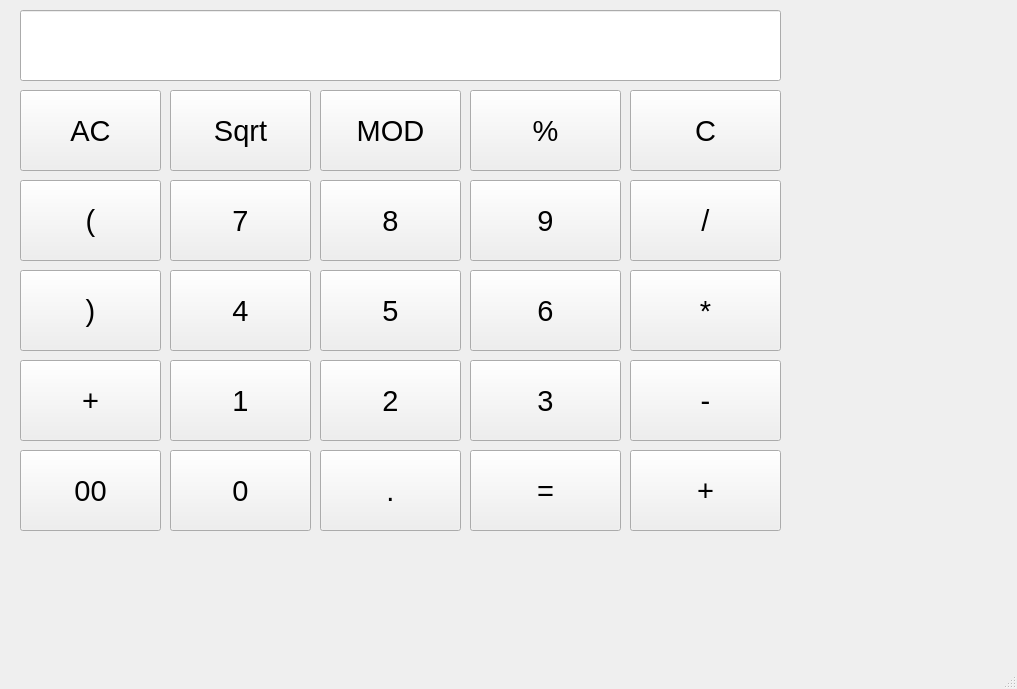
Before: the Qt Designer form src/Calc/mainwindow.ui in Aidahar/Calc_s21, drawn with Qt 5.
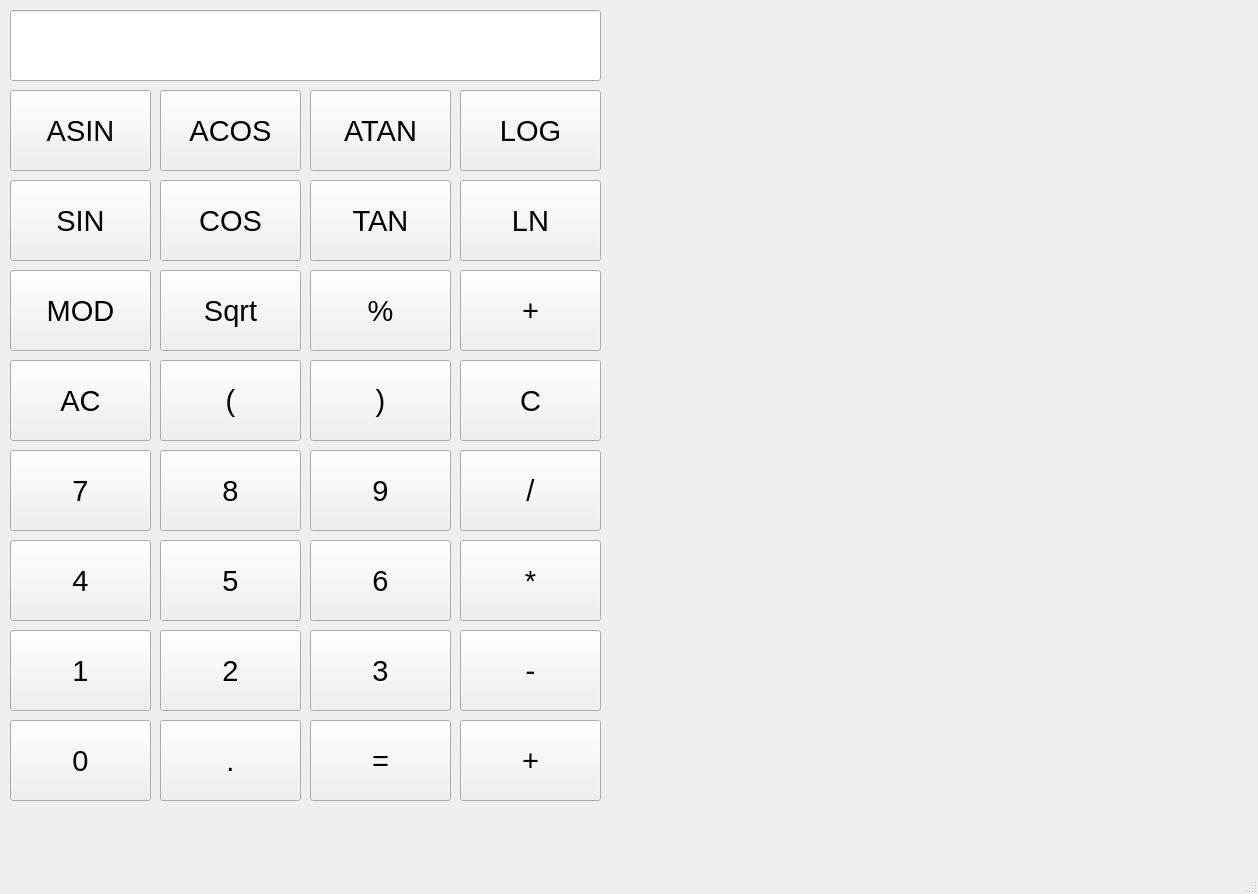
After: the same form once the commit is applied. Icons and pictures are not drawn.

Commit message: add trigonometry function

Patch:
```diff
--- a/src/Calc/mainwindow.ui
+++ b/src/Calc/mainwindow.ui
@@ -6,8 +6,8 @@
    <rect>
     <x>0</x>
     <y>0</y>
-    <width>1017</width>
-    <height>689</height>
+    <width>1258</width>
+    <height>894</height>
    </rect>
   </property>
   <property name="windowTitle">
@@ -17,9 +17,9 @@
    <widget class="QPushButton" name="equal">
     <property name="geometry">
      <rect>
-      <x>470</x>
-      <y>450</y>
-      <width>151</width>
+      <x>310</x>
+      <y>720</y>
+      <width>141</width>
       <height>81</height>
      </rect>
     </property>
@@ -53,9 +53,9 @@
    <widget class="QPushButton" name="plus">
     <property name="geometry">
      <rect>
-      <x>630</x>
-      <y>450</y>
-      <width>151</width>
+      <x>460</x>
+      <y>720</y>
+      <width>141</width>
       <height>81</height>
      </rect>
     </property>
@@ -71,9 +71,9 @@
    <widget class="QPushButton" name="Minus">
     <property name="geometry">
      <rect>
-      <x>630</x>
-      <y>360</y>
-      <width>151</width>
+      <x>460</x>
+      <y>630</y>
+      <width>141</width>
       <height>81</height>
      </rect>
     </property>
@@ -89,9 +89,9 @@
    <widget class="QPushButton" name="Mul">
     <property name="geometry">
      <rect>
-      <x>630</x>
-      <y>270</y>
-      <width>151</width>
+      <x>460</x>
+      <y>540</y>
+      <width>141</width>
       <height>81</height>
      </rect>
     </property>
@@ -111,9 +111,9 @@
    <widget class="QPushButton" name="Del">
     <property name="geometry">
      <rect>
-      <x>630</x>
-      <y>180</y>
-      <width>151</width>
+      <x>460</x>
+      <y>450</y>
+      <width>141</width>
       <height>81</height>
      </rect>
     </property>
@@ -129,9 +129,9 @@
    <widget class="QPushButton" name="C">
     <property name="geometry">
      <rect>
-      <x>630</x>
-      <y>90</y>
-      <width>151</width>
+      <x>460</x>
+      <y>360</y>
+      <width>141</width>
       <height>81</height>
      </rect>
     </property>
@@ -147,9 +147,9 @@
    <widget class="QPushButton" name="percent">
     <property name="geometry">
      <rect>
-      <x>470</x>
-      <y>90</y>
-      <width>151</width>
+      <x>310</x>
+      <y>270</y>
+      <width>141</width>
       <height>81</height>
      </rect>
     </property>
@@ -165,8 +165,8 @@
    <widget class="QPushButton" name="AC">
     <property name="geometry">
      <rect>
-      <x>20</x>
-      <y>90</y>
+      <x>10</x>
+      <y>360</y>
       <width>141</width>
       <height>81</height>
      </rect>
@@ -183,9 +183,9 @@
    <widget class="QPushButton" name="buton_9">
     <property name="geometry">
      <rect>
-      <x>470</x>
-      <y>180</y>
-      <width>151</width>
+      <x>310</x>
+      <y>450</y>
+      <width>141</width>
       <height>81</height>
      </rect>
     </property>
@@ -201,8 +201,8 @@
    <widget class="QPushButton" name="button_8">
     <property name="geometry">
      <rect>
-      <x>320</x>
-      <y>180</y>
+      <x>160</x>
+      <y>450</y>
       <width>141</width>
       <height>81</height>
      </rect>
@@ -219,8 +219,8 @@
    <widget class="QPushButton" name="button_7">
     <property name="geometry">
      <rect>
-      <x>170</x>
-      <y>180</y>
+      <x>10</x>
+      <y>450</y>
       <width>141</width>
       <height>81</height>
      </rect>
@@ -237,8 +237,8 @@
    <widget class="QPushButton" name="button_4">
     <property name="geometry">
      <rect>
-      <x>170</x>
-      <y>270</y>
+      <x>10</x>
+      <y>540</y>
       <width>141</width>
       <height>81</height>
      </rect>
@@ -255,8 +255,8 @@
    <widget class="QPushButton" name="button_5">
     <property name="geometry">
      <rect>
-      <x>320</x>
-      <y>270</y>
+      <x>160</x>
+      <y>540</y>
       <width>141</width>
       <height>81</height>
      </rect>
@@ -273,9 +273,9 @@
    <widget class="QPushButton" name="button_6">
     <property name="geometry">
      <rect>
-      <x>470</x>
-      <y>270</y>
-      <width>151</width>
+      <x>310</x>
+      <y>540</y>
+      <width>141</width>
       <height>81</height>
      </rect>
     </property>
@@ -291,8 +291,8 @@
    <widget class="QPushButton" name="button_1">
     <property name="geometry">
      <rect>
-      <x>170</x>
-      <y>360</y>
+      <x>10</x>
+      <y>630</y>
       <width>141</width>
       <height>81</height>
      </rect>
@@ -309,8 +309,8 @@
    <widget class="QPushButton" name="button_2">
     <property name="geometry">
      <rect>
-      <x>320</x>
-      <y>360</y>
+      <x>160</x>
+      <y>630</y>
       <width>141</width>
       <height>81</height>
      </rect>
@@ -327,9 +327,9 @@
    <widget class="QPushButton" name="button_3">
     <property name="geometry">
      <rect>
-      <x>470</x>
-      <y>360</y>
-      <width>151</width>
+      <x>310</x>
+      <y>630</y>
+      <width>141</width>
       <height>81</height>
      </rect>
     </property>
@@ -342,29 +342,11 @@
      <string>3</string>
     </property>
    </widget>
-   <widget class="QPushButton" name="button_00">
-    <property name="geometry">
-     <rect>
-      <x>20</x>
-      <y>450</y>
-      <width>141</width>
-      <height>81</height>
-     </rect>
-    </property>
-    <property name="font">
-     <font>
-      <pointsize>22</pointsize>
-     </font>
-    </property>
-    <property name="text">
-     <string>00</string>
-    </property>
-   </widget>
    <widget class="QPushButton" name="button_0">
     <property name="geometry">
      <rect>
-      <x>170</x>
-      <y>450</y>
+      <x>10</x>
+      <y>720</y>
       <width>141</width>
       <height>81</height>
      </rect>
@@ -381,8 +363,8 @@
    <widget class="QPushButton" name="button_tchk">
     <property name="geometry">
      <rect>
-      <x>320</x>
-      <y>450</y>
+      <x>160</x>
+      <y>720</y>
       <width>141</width>
       <height>81</height>
      </rect>
@@ -399,9 +381,9 @@
    <widget class="QLineEdit" name="parsed_string">
     <property name="geometry">
      <rect>
-      <x>20</x>
+      <x>10</x>
       <y>10</y>
-      <width>761</width>
+      <width>591</width>
       <height>71</height>
      </rect>
     </property>
@@ -417,8 +399,8 @@
    <widget class="QPushButton" name="Sqrt">
     <property name="geometry">
      <rect>
-      <x>170</x>
-      <y>90</y>
+      <x>160</x>
+      <y>270</y>
       <width>141</width>
       <height>81</height>
      </rect>
@@ -435,8 +417,8 @@
    <widget class="QPushButton" name="Mod">
     <property name="geometry">
      <rect>
-      <x>320</x>
-      <y>90</y>
+      <x>10</x>
+      <y>270</y>
       <width>141</width>
       <height>81</height>
      </rect>
@@ -453,8 +435,8 @@
    <widget class="QPushButton" name="L_BR">
     <property name="geometry">
      <rect>
-      <x>20</x>
-      <y>180</y>
+      <x>160</x>
+      <y>360</y>
       <width>141</width>
       <height>81</height>
      </rect>
@@ -471,8 +453,8 @@
    <widget class="QPushButton" name="R_BR">
     <property name="geometry">
      <rect>
-      <x>20</x>
-      <y>270</y>
+      <x>310</x>
+      <y>360</y>
       <width>141</width>
       <height>81</height>
      </rect>
@@ -489,8 +471,8 @@
    <widget class="QPushButton" name="UnarPL">
     <property name="geometry">
      <rect>
-      <x>20</x>
-      <y>360</y>
+      <x>460</x>
+      <y>270</y>
       <width>141</width>
       <height>81</height>
      </rect>
@@ -504,6 +486,150 @@
      <string>+</string>
     </property>
    </widget>
+   <widget class="QPushButton" name="sin">
+    <property name="geometry">
+     <rect>
+      <x>10</x>
+      <y>180</y>
+      <width>141</width>
+      <height>81</height>
+     </rect>
+    </property>
+    <property name="font">
+     <font>
+      <pointsize>22</pointsize>
+     </font>
+    </property>
+    <property name="text">
+     <string>SIN</string>
+    </property>
+   </widget>
+   <widget class="QPushButton" name="cos">
+    <property name="geometry">
+     <rect>
+      <x>160</x>
+      <y>180</y>
+      <width>141</width>
+      <height>81</height>
+     </rect>
+    </property>
+    <property name="font">
+     <font>
+      <pointsize>22</pointsize>
+     </font>
+    </property>
+    <property name="text">
+     <string>COS</string>
+    </property>
+   </widget>
+   <widget class="QPushButton" name="tan">
+    <property name="geometry">
+     <rect>
+      <x>310</x>
+      <y>180</y>
+      <width>141</width>
+      <height>81</height>
+     </rect>
+    </property>
+    <property name="font">
+     <font>
+      <pointsize>22</pointsize>
+     </font>
+    </property>
+    <property name="text">
+     <string>TAN</string>
+    </property>
+   </widget>
+   <widget class="QPushButton" name="ln">
+    <property name="geometry">
+     <rect>
+      <x>460</x>
+      <y>180</y>
+      <width>141</width>
+      <height>81</height>
+     </rect>
+    </property>
+    <property name="font">
+     <font>
+      <pointsize>22</pointsize>
+     </font>
+    </property>
+    <property name="text">
+     <string>LN</string>
+    </property>
+   </widget>
+   <widget class="QPushButton" name="log">
+    <property name="geometry">
+     <rect>
+      <x>460</x>
+      <y>90</y>
+      <width>141</width>
+      <height>81</height>
+     </rect>
+    </property>
+    <property name="font">
+     <font>
+      <pointsize>22</pointsize>
+     </font>
+    </property>
+    <property name="text">
+     <string>LOG</string>
+    </property>
+   </widget>
+   <widget class="QPushButton" name="asin">
+    <property name="geometry">
+     <rect>
+      <x>10</x>
+      <y>90</y>
+      <width>141</width>
+      <height>81</height>
+     </rect>
+    </property>
+    <property name="font">
+     <font>
+      <pointsize>22</pointsize>
+     </font>
+    </property>
+    <property name="text">
+     <string>ASIN</string>
+    </property>
+   </widget>
+   <widget class="QPushButton" name="acos">
+    <property name="geometry">
+     <rect>
+      <x>160</x>
+      <y>90</y>
+      <width>141</width>
+      <height>81</height>
+     </rect>
+    </property>
+    <property name="font">
+     <font>
+      <pointsize>22</pointsize>
+     </font>
+    </property>
+    <property name="text">
+     <string>ACOS</string>
+    </property>
+   </widget>
+   <widget class="QPushButton" name="atan">
+    <property name="geometry">
+     <rect>
+      <x>310</x>
+      <y>90</y>
+      <width>141</width>
+      <height>81</height>
+     </rect>
+    </property>
+    <property name="font">
+     <font>
+      <pointsize>22</pointsize>
+     </font>
+    </property>
+    <property name="text">
+     <string>ATAN</string>
+    </property>
+   </widget>
   </widget>
   <widget class="QMenuBar" name="menubar">
    <property name="geometry">
```
Left out of the diff: 2 changed lines with no effect on the pictures. The commit also changes 2 other files.
